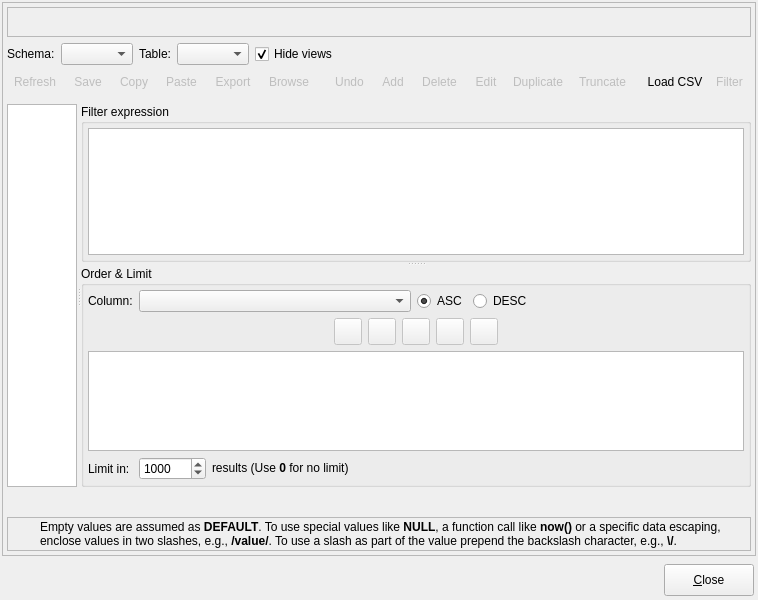
Qt form libpgmodeler_ui/ui/datamanipulationform.ui (pgmodeler/pgmodeler) before a commit.
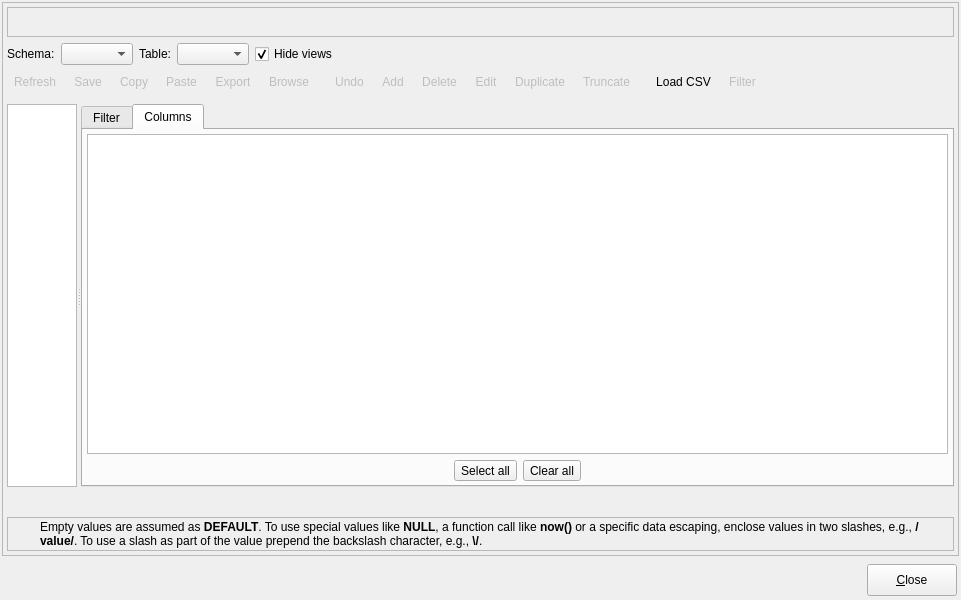
The same form after that commit. The open tabs and pages were chosen to show the change. Icons and pictures are not drawn.

Commit message: Added support to hide columns on data manipulation dialog

Diff of the .ui file:
```diff
--- a/libpgmodeler_ui/ui/datamanipulationform.ui
+++ b/libpgmodeler_ui/ui/datamanipulationform.ui
@@ -6,7 +6,7 @@
    <rect>
     <x>0</x>
     <y>0</y>
-    <width>758</width>
+    <width>961</width>
     <height>600</height>
    </rect>
   </property>
@@ -268,6 +268,28 @@
           <bool>false</bool>
          </attribute>
         </widget>
+        <widget class="QTabWidget" name="filter_tbw">
+         <property name="currentIndex">
+          <number>0</number>
+         </property>
+         <widget class="QWidget" name="tab">
+          <attribute name="title">
+           <string>Filter</string>
+          </attribute>
+          <layout class="QGridLayout" name="gridLayout_6">
+           <property name="leftMargin">
+            <number>4</number>
+           </property>
+           <property name="topMargin">
+            <number>4</number>
+           </property>
+           <property name="rightMargin">
+            <number>4</number>
+           </property>
+           <property name="bottomMargin">
+            <number>4</number>
+           </property>
+           <item row="0" column="0">
         <widget class="QSplitter" name="v_splitter">
          <property name="orientation">
           <enum>Qt::Vertical</enum>
@@ -277,9 +299,9 @@
          </property>
          <widget class="QGroupBox" name="filter_grp">
           <property name="title">
-           <string>Filter expression</string>
-          </property>
-          <layout class="QGridLayout" name="gridLayout_10">
+               <string>Expression</string>
+              </property>
+              <layout class="QGridLayout" name="gridLayout_11">
            <property name="leftMargin">
             <number>4</number>
            </property>
@@ -314,7 +336,7 @@
           <property name="title">
            <string>Order &amp;&amp; Limit</string>
           </property>
-          <layout class="QGridLayout" name="gridLayout_6">
+              <layout class="QGridLayout" name="gridLayout_7">
            <property name="leftMargin">
             <number>4</number>
            </property>
@@ -338,9 +360,9 @@
             </widget>
            </item>
            <item row="1" column="0" colspan="4">
-            <layout class="QHBoxLayout" name="horizontalLayout">
+                <layout class="QHBoxLayout" name="horizontalLayout_6">
              <item>
-              <spacer name="horizontalSpacer_2">
+                  <spacer name="horizontalSpacer_8">
                <property name="orientation">
                 <enum>Qt::Horizontal</enum>
                </property>
@@ -543,7 +565,7 @@
               </widget>
              </item>
              <item>
-              <spacer name="horizontalSpacer_3">
+                  <spacer name="horizontalSpacer_9">
                <property name="orientation">
                 <enum>Qt::Horizontal</enum>
                </property>
@@ -613,7 +635,7 @@
             </widget>
            </item>
            <item row="0" column="1" colspan="3">
-            <layout class="QHBoxLayout" name="horizontalLayout_3">
+                <layout class="QHBoxLayout" name="horizontalLayout_8">
              <item>
               <widget class="QComboBox" name="ord_column_cmb">
                <property name="sizePolicy">
@@ -655,6 +677,88 @@
                 <string>DESC</string>
                </property>
               </widget>
+                 </item>
+                </layout>
+               </item>
+              </layout>
+             </widget>
+            </widget>
+           </item>
+          </layout>
+         </widget>
+         <widget class="QWidget" name="tab_2">
+          <attribute name="title">
+           <string>Columns</string>
+          </attribute>
+          <layout class="QGridLayout" name="gridLayout_8">
+           <property name="leftMargin">
+            <number>4</number>
+           </property>
+           <property name="topMargin">
+            <number>4</number>
+           </property>
+           <property name="rightMargin">
+            <number>4</number>
+           </property>
+           <property name="bottomMargin">
+            <number>4</number>
+           </property>
+           <item row="0" column="0">
+            <widget class="QListWidget" name="columns_lst"/>
+           </item>
+           <item row="1" column="0">
+            <layout class="QHBoxLayout" name="horizontalLayout_3">
+             <item>
+              <spacer name="horizontalSpacer_3">
+               <property name="orientation">
+                <enum>Qt::Horizontal</enum>
+               </property>
+               <property name="sizeHint" stdset="0">
+                <size>
+                 <width>58</width>
+                 <height>20</height>
+                </size>
+               </property>
+              </spacer>
+             </item>
+             <item>
+              <widget class="QToolButton" name="select_all_tb">
+               <property name="sizePolicy">
+                <sizepolicy hsizetype="Preferred" vsizetype="Preferred">
+                 <horstretch>0</horstretch>
+                 <verstretch>0</verstretch>
+                </sizepolicy>
+               </property>
+               <property name="text">
+                <string>Select all</string>
+               </property>
+              </widget>
+             </item>
+             <item>
+              <widget class="QToolButton" name="clear_all_tb">
+               <property name="sizePolicy">
+                <sizepolicy hsizetype="Preferred" vsizetype="Preferred">
+                 <horstretch>0</horstretch>
+                 <verstretch>0</verstretch>
+                </sizepolicy>
+               </property>
+               <property name="text">
+                <string>Clear all</string>
+               </property>
+              </widget>
+             </item>
+             <item>
+              <spacer name="horizontalSpacer_2">
+               <property name="orientation">
+                <enum>Qt::Horizontal</enum>
+               </property>
+               <property name="sizeHint" stdset="0">
+                <size>
+                 <width>58</width>
+                 <height>20</height>
+                </size>
+               </property>
+              </spacer>
              </item>
             </layout>
            </item>
```
Lines whose indentation alone changed are shown as unchanged. The commit also changes 2 other files.
